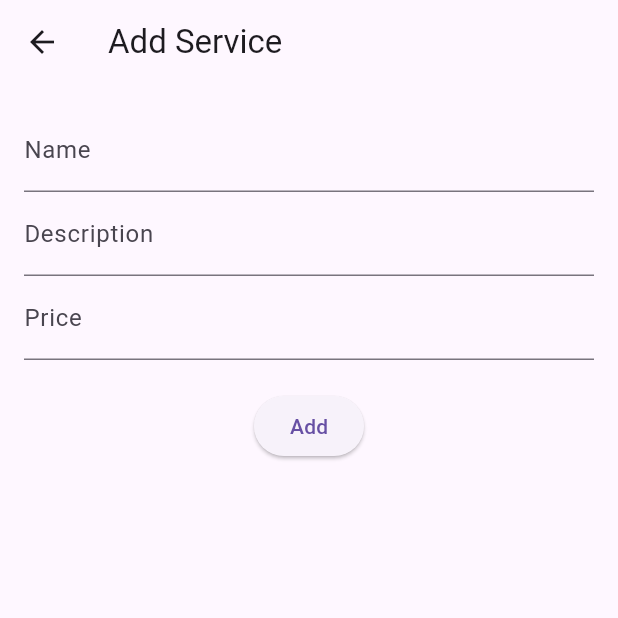
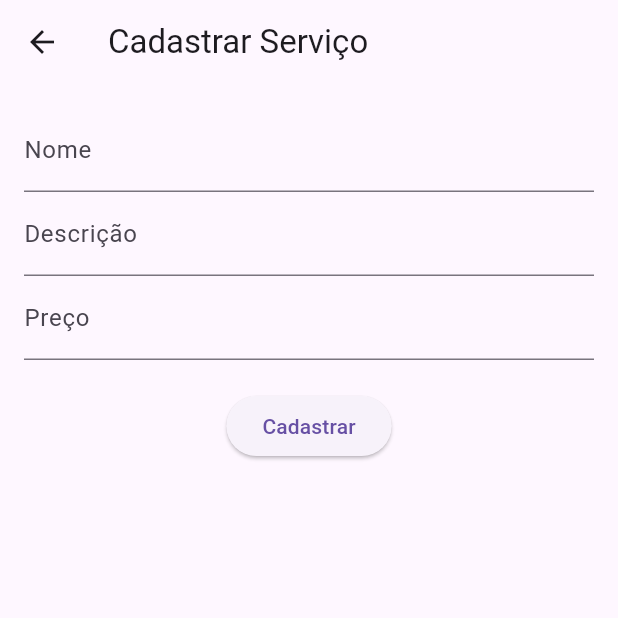
Before and after one commit to equipe-6-5-semestre/mechanic_buddy, a Flutter app: the ServiceForm screen opened directly with empty values, on a phone screen of 412 x 824 dp, the top half of it. Run offline on Flutter 3.47's test engine with Material 3 defaults, Android fonts, the phone set to English and light mode, and no system bars; our stand-ins replace sqflite; accounts and stored records are empty.

```diff
--- a/lib/src/pages/mechanic_services/service_form.dart
+++ b/lib/src/pages/mechanic_services/service_form.dart
@@ -31,7 +31,7 @@ class _ServiceFormState extends State<ServiceForm> {
   Widget build(BuildContext context) {
     return Scaffold(
       appBar: AppBar(
-        title: Text('Add Service'),
+        title: Text('Cadastrar Serviço'),
       ),
       body: Padding(
         padding: EdgeInsets.all(16.0),
@@ -40,10 +40,10 @@ class _ServiceFormState extends State<ServiceForm> {
           child: Column(
             children: [
               TextFormField(
-                decoration: InputDecoration(labelText: 'Name'),
+                decoration: InputDecoration(labelText: 'Nome'),
                 validator: (value) {
                   if (value == null || value.isEmpty) {
-                    return 'Please enter service name';
+                    return 'Por favor, insira seu nome';
                   }
                   return null;
                 },
@@ -52,10 +52,10 @@ class _ServiceFormState extends State<ServiceForm> {
                 },
               ),
               TextFormField(
-                decoration: InputDecoration(labelText: 'Description'),
+                decoration: InputDecoration(labelText: 'Descrição'),
                 validator: (value) {
                   if (value == null || value.isEmpty) {
-                    return 'Please enter service description';
+                    return 'Por favor, insira uma descrição';
                   }
                   return null;
                 },
@@ -64,11 +64,11 @@ class _ServiceFormState extends State<ServiceForm> {
                 },
               ),
               TextFormField(
-                decoration: InputDecoration(labelText: 'Price'),
+                decoration: InputDecoration(labelText: 'Preço'),
                 keyboardType: TextInputType.number,
                 validator: (value) {
                   if (value == null || value.isEmpty) {
-                    return 'Please enter service price';
+                    return 'Por favor, insira um preço';
                   }
                   return null;
                 },
@@ -92,7 +92,7 @@ class _ServiceFormState extends State<ServiceForm> {
                     Navigator.pop(context, true);
                   }
                 },
-                child: Text('Add'),
+                child: Text('Cadastrar'),
               ),
             ],
           ),
```
Also changed, not shown: lib/src/pages/mechanics/mechanic_details_page.dart (+9 -6 lines).
